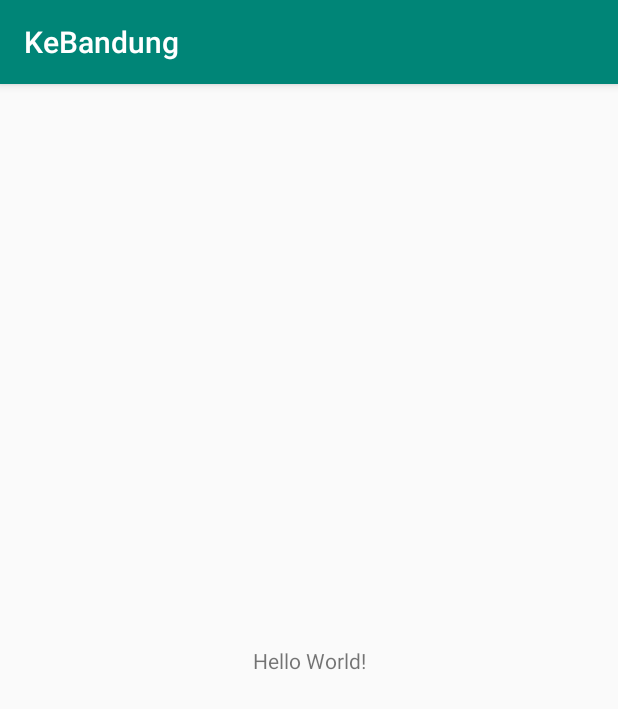
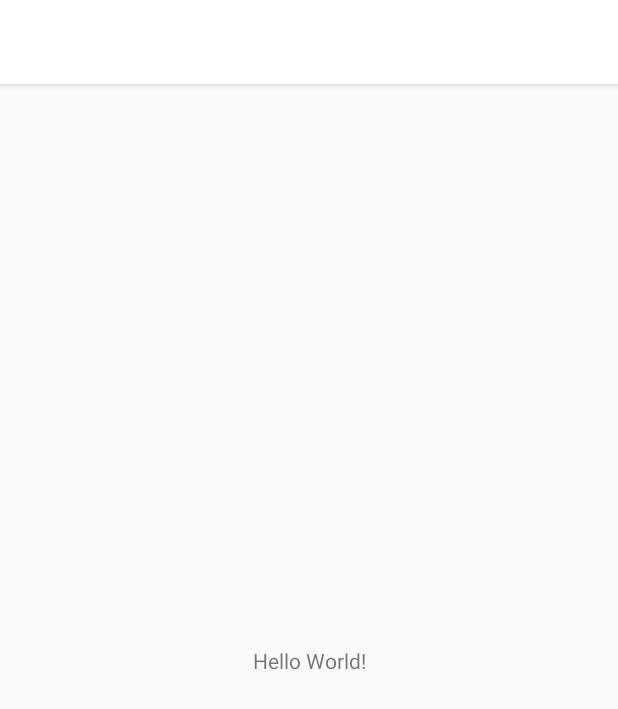
Before and after one commit to ganiaaldi/KeBandung, an Android app: the screen it shows after launch (MainActivity), on a phone screen of 412 x 824 dp. Shown: the top 709 px of the screen. Run offline under Robolectric (Android 15) with nearby library versions, the phone set to English and light mode, and no system bars; our stand-ins replace sdp/ssp sizes.

Commit message:
insert assets & font, implement splash screen

```diff
--- a/app/build.gradle
+++ b/app/build.gradle
@@ -45,4 +45,6 @@ dependencies {
     implementation 'androidx.recyclerview:recyclerview:1.1.0'
     implementation 'androidx.cardview:cardview:1.0.0'
     implementation 'com.github.bumptech.glide:glide:4.8.0'
+    implementation 'com.intuit.ssp:ssp-android:1.0.6'
+    implementation 'com.intuit.sdp:sdp-android:1.0.6'
 }
--- /dev/null
+++ b/app/src/main/java/com/aldi/kebandung/SplashScreen.kt
@@ -0,0 +1,16 @@
+package com.aldi.kebandung
+
+import android.content.Intent
+import androidx.appcompat.app.AppCompatActivity
+import android.os.Bundle
+
+
+
+class SplashScreen:AppCompatActivity() {
+
+    override fun onCreate(savedInstanceState: Bundle?) {
+        super.onCreate(savedInstanceState)
+        startActivity(Intent(this, MainActivity::class.java))
+        finish()
+    }
+}
--- a/app/src/main/res/values/colors.xml
+++ b/app/src/main/res/values/colors.xml
@@ -1,6 +1,7 @@
 <?xml version="1.0" encoding="utf-8"?>
 <resources>
-    <color name="colorPrimary">#008577</color>
-    <color name="colorPrimaryDark">#00574B</color>
-    <color name="colorAccent">#D81B60</color>
+    <color name="colorPrimary">#FFFFFF</color>
+    <color name="colorPrimaryDark">#2C2C2C</color>
+
+
 </resources>
```
Also changed, not shown: app/src/main/AndroidManifest.xml (+6 -3 lines), app/src/main/res/values/styles.xml (+28 -1 lines), app/src/main/res/drawable/asephappy.png (added), app/src/main/res/drawable/asepnormal.png (added), app/src/main/res/drawable/asepsad.png (added), app/src/main/res/drawable/destination.png (added), app/src/main/res/drawable/euishappy.png (added), app/src/main/res/drawable/euisnormal.png (added), app/src/main/res/drawable/euissad.png (added), app/src/main/res/drawable/icon.png (added), app/src/main/res/drawable/splash.png (added), app/src/main/res/font/poppinsbold.ttf (added), app/src/main/res/font/poppinsmedium.ttf (added), app/src/main/res/font/poppinsregular.ttf (added), 1 other file.
